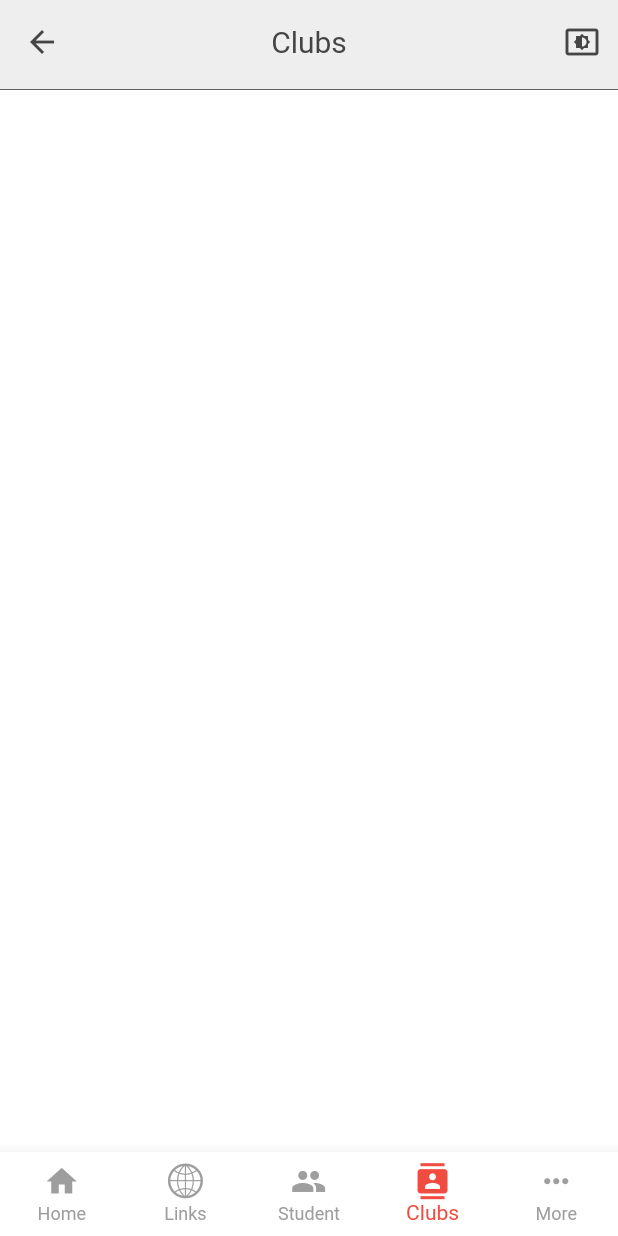
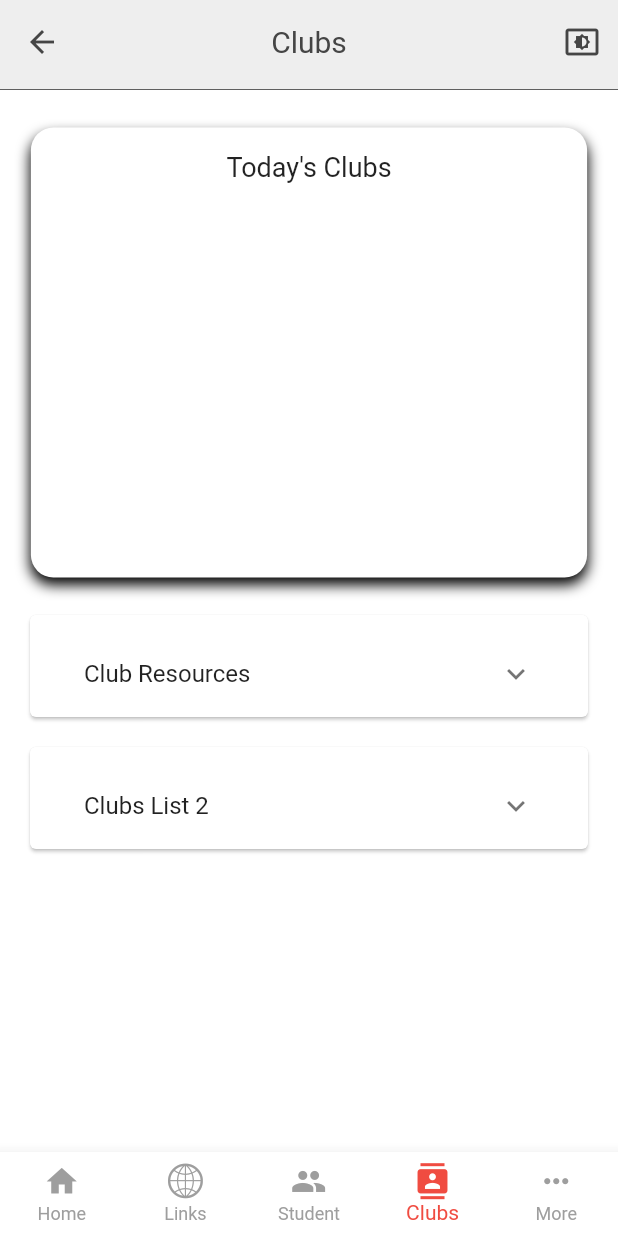
Before and after one commit to uhsmssschoolApp/WolfPackApp, a Flutter app: the clubs screen opened by its route, on a phone screen of 412 x 824 dp. Run offline on Flutter 3.47's test engine with Material 2 defaults, Android fonts, the light colour scheme and no system bars; our stand-ins replace shared_preferences, webview_flutter; accounts and stored records are empty; Roboto replaces fonts that are missing (SFBold).

Commit message:
commit die

```diff
--- a/testflutter/lib/pages/clubs.dart
+++ b/testflutter/lib/pages/clubs.dart
@@ -1,4 +1,5 @@
 import 'package:flutter/material.dart';
+import 'package:flutter/rendering.dart';
 import 'package:testflutter/nav.dart';
 import '../constants/consts.dart';
 import 'package:url_launcher/url_launcher.dart';
@@ -11,16 +12,82 @@ class clubs extends StatelessWidget {
 
   @override
   Widget build(BuildContext context) {
+    double screenWidth = MediaQuery.of(context).size.width;
+
     return Scaffold(
       bottomNavigationBar: Nav(),
       appBar: mainAppBar("Clubs"),
       body: SingleChildScrollView(
         child: Column(
-          crossAxisAlignment: CrossAxisAlignment.start,
-          // children: <ExpansionPanelList>[
-          //   ExpansionPanel(headerBuilder: "headerBuilder", body: Text("Open"))
-          // ],
-        ),
+            crossAxisAlignment: CrossAxisAlignment.start,
+            children: <Widget>[
+              Row(
+                children: [
+                  Expanded(
+                    flex: 1,
+                    child: Container(
+                      margin: const EdgeInsets.only(left: 20.0, right: 20.0),
+                      height: 350,
+                      child: Center(
+                        child: Container(
+                          alignment: Alignment.topCenter,
+                          height: 300,
+                          width: screenWidth * 0.9,
+                          decoration: BoxDecoration(
+                            color: Theme.of(context).cardColor,
+                            borderRadius: homeCorners,
+                            boxShadow: [
+                              BoxShadow(
+                                  color: Theme.of(context).shadowColor,
+                                  blurRadius: 7,
+                                  offset: Offset(0, 5))
+                            ],
+                          ),
+                          child: Container(
+                            padding: EdgeInsets.only(top: 16.0),
+                            child: Text(
+                              "Today's Clubs",
+                              style: TextStyle(
+                                fontFamily: "SFBold",
+                                fontSize: 18.0,
+                              ),
+                            ),
+                          ),
+                        ),
+                      ),
+                    ),
+                  ),
+                ],
+              ),
+              Card(
+                margin: EdgeInsets.only(left: 20.0, right: 20.0),
+                child: Padding(
+                  padding: EdgeInsets.only(top: 10, left: 20.0, right: 20.0),
+                  child: ExpansionTile(
+                    title: Text('Club Resources'),
+                    children: <Widget>[
+                      Text('How to Start a Club'),
+                      Text('List of teacher advisors'),
+                      Text('Pictures of dorian'),
+                    ],
+                  ),
+                ),
+              ),
+              Card(
+                margin: EdgeInsets.only(left: 20.0, right: 20.0, top: 20),
+                child: Padding(
+                  padding: EdgeInsets.only(top: 10, left: 20.0, right: 20.0),
+                  child: ExpansionTile(
+                    title: Text('Clubs List 2'),
+                    children: <Widget>[
+                      Text('Club 1'),
+                      Text('Club 2'),
+                      Text('Club '),
+                    ],
+                  ),
+                ),
+              )
+            ]),
       ),
     );
   }
```
Also changed, not shown: testflutter/pubspec.lock, 1 other file.
